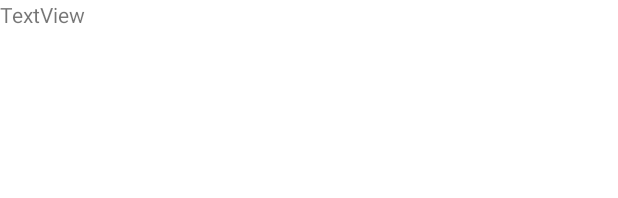
After one commit to ng7897/ngAndroid, an Android app: the layout activity_search1.xml on its own in the app's theme, with its tools: preview values and no code run, on a phone screen of 412 x 824 dp. The commit adds this screen. Shown: the top 198 px of the screen. Run offline under Robolectric (Android 15) with nearby library versions, the phone set to English and light mode, and no system bars.

Commit message:
activity4

```diff
--- a/app/build.gradle
+++ b/app/build.gradle
@@ -26,6 +26,9 @@ android {
         sourceCompatibility JavaVersion.VERSION_1_8
         targetCompatibility JavaVersion.VERSION_1_8
     }
+    buildFeatures {
+        viewBinding true
+    }
 }
 
 dependencies {
--- /dev/null
+++ b/app/src/main/res/layout/activity_search1.xml
@@ -0,0 +1,27 @@
+<?xml version="1.0" encoding="utf-8"?>
+<androidx.constraintlayout.widget.ConstraintLayout xmlns:android="http://schemas.android.com/apk/res/android"
+    xmlns:app="http://schemas.android.com/apk/res-auto"
+    xmlns:tools="http://schemas.android.com/tools"
+    android:layout_width="match_parent"
+    android:layout_height="match_parent"
+    tools:context=".MainActivity4">
+
+    <ScrollView
+        android:layout_width="409dp"
+        android:layout_height="729dp"
+        tools:layout_editor_absoluteX="1dp"
+        tools:layout_editor_absoluteY="1dp">
+
+        <LinearLayout
+            android:layout_width="match_parent"
+            android:layout_height="wrap_content"
+            android:orientation="vertical" >
+
+            <TextView
+                android:id="@+id/textView8"
+                android:layout_width="match_parent"
+                android:layout_height="wrap_content"
+                android:text="TextView" />
+        </LinearLayout>
+    </ScrollView>
+</androidx.constraintlayout.widget.ConstraintLayout>
--- /dev/null
+++ b/app/src/main/res/values-land/dimens.xml
@@ -0,0 +1,4 @@
+<resources>
+    <dimen name="fab_margin">48dp</dimen>
+    <dimen name="text_margin">48dp</dimen>
+</resources>
--- /dev/null
+++ b/app/src/main/res/values-w1240dp/dimens.xml
@@ -0,0 +1,3 @@
+<resources>
+    <dimen name="fab_margin">200dp</dimen>
+</resources>
--- /dev/null
+++ b/app/src/main/res/values-w600dp/dimens.xml
@@ -0,0 +1,4 @@
+<resources>
+    <dimen name="fab_margin">48dp</dimen>
+    <dimen name="text_margin">48dp</dimen>
+</resources>
--- /dev/null
+++ b/app/src/main/res/values/dimens.xml
@@ -0,0 +1,5 @@
+<resources>
+    <dimen name="app_bar_height">180dp</dimen>
+    <dimen name="fab_margin">16dp</dimen>
+    <dimen name="text_margin">16dp</dimen>
+</resources>
--- a/app/src/main/res/values/strings.xml
+++ b/app/src/main/res/values/strings.xml
@@ -12,5 +12,6 @@
     <string name="firstName">שם:</string>
     <string name="secondName">שם משפחה:</string>
     <string name="email">מייל:</string>
+    <string name="title_activity_search1">search1</string>
 
 </resources>
```
Also changed, not shown: app/src/main/AndroidManifest.xml (+6 -3 lines), app/src/main/java/com/example/tothedestination/MainActivity4.java (added, +14 -0 lines), app/src/main/res/layout-w1240dp/content_scrolling.xml (added, +18 -0 lines), app/src/main/res/layout-w936dp/content_scrolling.xml (added, +24 -0 lines), app/src/main/res/layout/content_scrolling.xml (added, +17 -0 lines), app/src/main/res/menu/menu_search1.xml (added, +10 -0 lines), app/src/main/res/values/themes.xml (+9 -0 lines).
